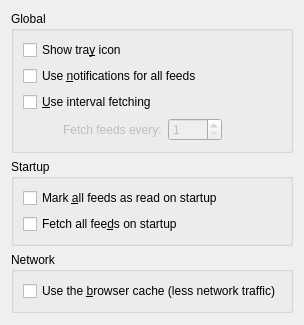
Before: the Qt Designer form akregator/configuration/settings_general.ui in chusopr/kdepim-ktimetracker-akonadi, drawn with Qt 5.
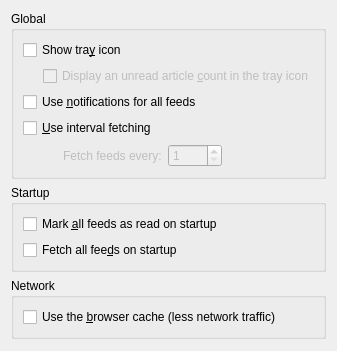
After: the same form once the commit is applied. Custom widgets are drawn as their Qt base class.

Commit message:
Allow disabling Akregator's tray icon unread article count
"The unread article count in Akregator's tray icon is useful, but can be
very distracting. A checkbox is provided to offer the choice of
disabling the unread article count, instead showing the default icon at
all times."

Patch by Simon Ruggier

FEATURE:234385

What changed in the file:
```diff
--- a/akregator/configuration/settings_general.ui
+++ b/akregator/configuration/settings_general.ui
@@ -17,6 +17,39 @@
         </property>
        </widget>
       </item>
+      <item>
+       <layout class="QHBoxLayout" name="horizontalLayout_kcfg_EnableTrayIconUnreadArticleCount">
+        <property name="spacing">
+         <number>0</number>
+        </property>
+        <item>
+         <spacer name="indent_kcfg_EnableTrayIconUnreadArticleCount">
+          <property name="orientation">
+           <enum>Qt::Horizontal</enum>
+          </property>
+          <property name="sizeType">
+           <enum>QSizePolicy::Fixed</enum>
+          </property>
+          <property name="sizeHint" stdset="0">
+           <size>
+            <width>20</width>
+            <height>15</height>
+           </size>
+          </property>
+         </spacer>
+        </item>
+        <item>
+         <widget class="QCheckBox" name="kcfg_EnableTrayIconUnreadArticleCount">
+          <property name="enabled">
+           <bool>false</bool>
+          </property>
+          <property name="text">
+           <string>Display an unread article &amp;count in the tray icon</string>
+          </property>
+         </widget>
+        </item>
+       </layout>
+      </item>
       <item>
        <widget class="QCheckBox" name="kcfg_UseNotifications">
         <property name="toolTip">
```
Left out of the diff: 19 changed lines with no effect on the pictures. The commit also changes 2 other files.
